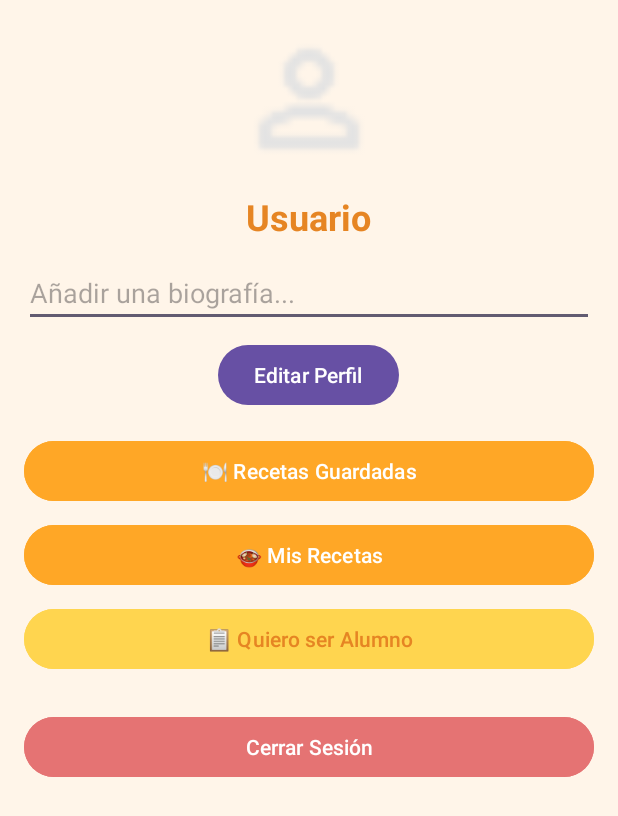
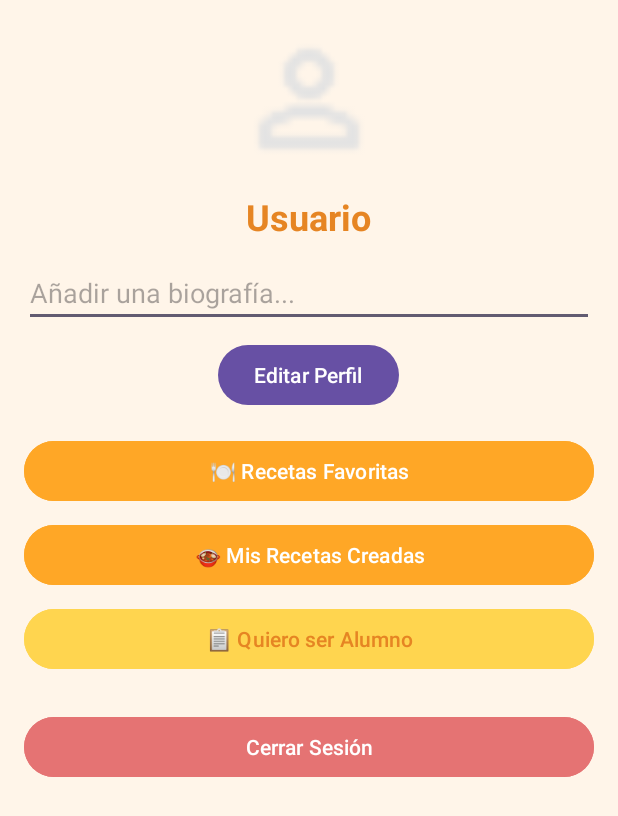
Before and after one commit to Fer3141/DesarrolloApps1, an Android app: the PerfilActivity screen opened directly, with no data from a screen before it, on a phone screen of 412 x 824 dp. Shown: the top 816 px of the screen. Run offline under Robolectric (Android 15) with nearby library versions, the phone set to English and light mode, and no system bars; libraries missing offline, so code that uses them is left out: com.auth0.android; 2 statements that could not run were skipped.

Commit message:
recetas favoritas

```diff
--- a/app/src/main/java/com/apps1/cocinapp/api/ApiService.java
+++ b/app/src/main/java/com/apps1/cocinapp/api/ApiService.java
@@ -157,13 +157,15 @@ public interface ApiService {
     Call<ResponseBody> verificarCodigoRecuperacion(@Body CodigoVerificacionRequest request);
 
     @GET("api/obtener-perfil")
-    Call<PerfilDTO> obtenerPerfil(@Header("Authorization") String authHeader);
+    Call<PerfilDTO> obtenerPerfil( @Query("idUsuario") Long idAlumno);
 
     @PUT("api/editar-biografia")
-    Call<Void> actualizarBiografia(@Header("Authorization") String token, @Query("biografia") String biografia);
+    Call<Void> actualizarBiografia(@Query("idUsuario") Long idUsuario, @Query("biografia") String biografia);
 
     @PUT("/api/hacer-alumno")
     Call<Void> hacerseAlumno(@Header("Authorization") String authHeader, @Body AlumnoRequest datos);
 
 
+
+
 }
--- a/app/src/main/java/com/apps1/cocinapp/usuario/PerfilActivity.java
+++ b/app/src/main/java/com/apps1/cocinapp/usuario/PerfilActivity.java
@@ -15,6 +15,7 @@ import com.apps1.cocinapp.main.MainActivity;
 import com.apps1.cocinapp.api.ApiService;
 import com.apps1.cocinapp.api.RetrofitClient;
 import com.apps1.cocinapp.recetas.MisRecetasActivity;
+import com.apps1.cocinapp.recetas.MisRecetasFavoritasActivity;
 import com.apps1.cocinapp.session.SharedPreferencesHelper;
 
 
@@ -32,10 +33,10 @@ public class PerfilActivity extends AppCompatActivity {
 
     private TextView nombrePerfil;
     private EditText biografiaInput, editTramiteDNI, editNroTarjeta;
-    private Button btnGuardarBiografia, btnCerrarSesion, btnQuieroSerAlumno, btnGuardarAlumno;
+    private Button btnGuardarBiografia, btnCerrarSesion, btnQuieroSerAlumno, btnGuardarAlumno, btnRecetasFavoritas;
     private LinearLayout seccionAlumno, formAlumnoLayout;
 
-
+    private Long usuarioId;
     Long idUsuario;
     Retrofit retrofit;
     @Override
@@ -58,6 +59,7 @@ public class PerfilActivity extends AppCompatActivity {
         editTramiteDNI = findViewById(R.id.editTramiteDNI);
         editNroTarjeta = findViewById(R.id.editNroTarjeta);
         btnGuardarAlumno = findViewById(R.id.btnGuardarAlumno);
+        btnRecetasFavoritas = findViewById(R.id.btnRecetasFavoritas);
 
 
         idUsuario = SharedPreferencesHelper.obtenerIdUsuario(this);  // Usá el ID, no el token
@@ -139,14 +141,22 @@ public class PerfilActivity extends AppCompatActivity {
         });
 
 
+        btnRecetasFavoritas.setOnClickListener(v -> {
+            Intent intent = new Intent(PerfilActivity.this, MisRecetasFavoritasActivity.class);
+            intent.putExtra("favoritas", true); // Indica que son recetas favoritas
+            startActivity(intent);
+        });
+
+
     }
 
 
     private void obtenerPerfil() {
         ApiService api = RetrofitClient.getInstance().getApi();
         String token = SharedPreferencesHelper.obtenerToken(this);
+        usuarioId = SharedPreferencesHelper.obtenerIdUsuario(this);
 
-        Call<PerfilDTO> call = api.obtenerPerfil("Bearer " + token);
+        Call<PerfilDTO> call = api.obtenerPerfil(usuarioId);
         call.enqueue(new Callback<PerfilDTO>() {
             @Override
             public void onResponse(Call<PerfilDTO> call, Response<PerfilDTO> response) {
@@ -170,8 +180,8 @@ public class PerfilActivity extends AppCompatActivity {
         String bio = biografiaInput.getText().toString().trim();
         ApiService api = RetrofitClient.getInstance().getApi();
         String token = SharedPreferencesHelper.obtenerToken(this);
-
-        Call<Void> call = api.actualizarBiografia("Bearer " + token, bio);
+        usuarioId = SharedPreferencesHelper.obtenerIdUsuario(this);
+        Call<Void> call = api.actualizarBiografia(idUsuario, bio);
         call.enqueue(new Callback<Void>() {
             @Override
             public void onResponse(Call<Void> call, Response<Void> response) {
--- a/app/src/main/res/layout/activity_perfil.xml
+++ b/app/src/main/res/layout/activity_perfil.xml
@@ -41,8 +41,8 @@
             android:layout_marginTop="8dp" />
 
         <Button
-            android:id="@+id/btnRecetasGuardadas"
-            android:text="🍽 Recetas Guardadas"
+            android:id="@+id/btnRecetasFavoritas"
+            android:text="🍽 Recetas Favoritas"
             android:layout_width="match_parent"
             android:layout_marginTop="16dp"
             android:backgroundTint="#FFA726"
@@ -50,7 +50,8 @@
             android:textColor="#FFF" />
 
         <Button
-            android:text="🍲 Mis Recetas"
+            android:id="@+id/btnMisRecetas"
+            android:text="🍲 Mis Recetas Creadas"
             android:layout_height="wrap_content"
             android:layout_width="match_parent"
             android:layout_marginTop="8dp"
```
Also changed, not shown: app/src/main/java/com/apps1/cocinapp/recetas/MisRecetasFavoritasActivity.java (added, +71 -0 lines), app/src/main/res/layout/activity_mis_recetas_favoritas.xml (added, +32 -0 lines).
